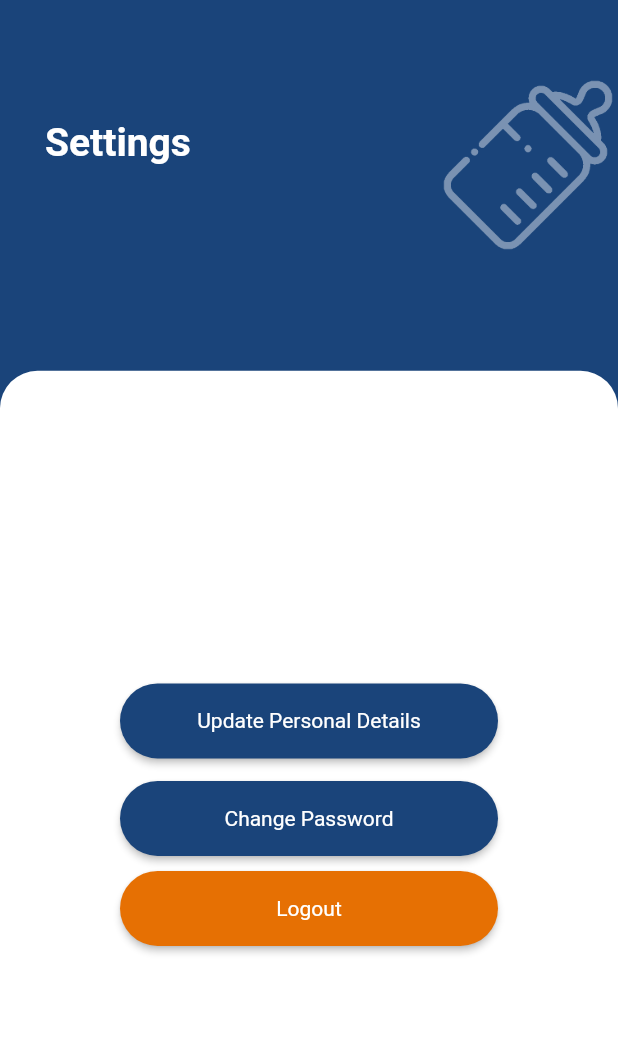
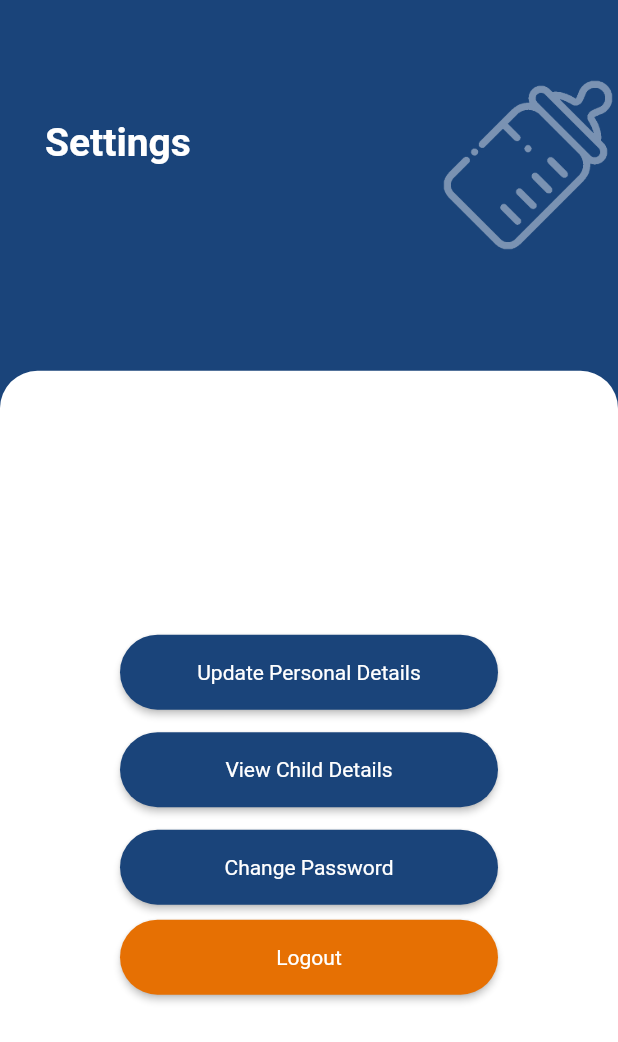
Before and after one commit to ccaian/Team-13-ITP-SE-39, a Flutter app: the SettingPage screen opened by its route, on a phone screen of 412 x 824 dp. Shown: the top 1042 px of the screen. Run offline on Flutter 3.47's test engine with Material 2 defaults, Android fonts, the phone set to English and light mode, and no system bars; our stand-ins replace circular_profile_avatar, cloud_firestore, file_picker, firebase_auth, firebase_core, firebase_database and 10 more; missing offline and left inert: image_downloader, syncfusion_flutter_pdfviewer; accounts and stored records are empty.

Commit message:
/Darrell/Development Update v1.1
- Fenton Chart requirement set aside (Not deleted in code source)

- Included child profile for viewing of gestation date of the child

- upgraded dependencies

```diff
--- a/lib/growthpage.dart
+++ b/lib/growthpage.dart
@@ -9,7 +9,7 @@ import 'package:shared_preferences/shared_preferences.dart';
 import 'api/pdf_api.dart';
 import 'api/pdf_growth_api.dart';
 import 'components/growth_card.dart';
-import 'fentonchart.dart';
+import 'unused/fentonchart.dart';
 
 class GrowthPage extends StatefulWidget {
   @override
--- a/lib/route_generator.dart
+++ b/lib/route_generator.dart
@@ -1,9 +1,9 @@
 import 'package:flutter/material.dart';
 import 'package:growth_app/adminpin.dart';
 import 'package:growth_app/changepassword.dart';
+import 'package:growth_app/childprofile.dart';
 import 'package:growth_app/developmentdomain.dart';
 import 'package:growth_app/dischargechecklist.dart';
-import 'package:growth_app/fentonchart.dart';
 import 'package:growth_app/login.dart';
 import 'package:growth_app/main.dart';
 import 'package:growth_app/milestoneguidance.dart';
@@ -39,6 +39,8 @@ class RouteGenerator {
         return MaterialPageRoute(builder: (_) => RegisterPage());
       case '/userProfile':
         return MaterialPageRoute(builder: (_) => UserProfilePage());
+      case '/childProfile':
+        return MaterialPageRoute(builder: (_) => ChildProfilePage());
       case '/changePassword':
         return MaterialPageRoute(builder: (_) => ChangePasswordPage());
       case '/changeAdminPIN':
--- a/lib/setting.dart
+++ b/lib/setting.dart
@@ -82,6 +82,34 @@ class _SettingPageState extends State<SettingPage> {
                                     onPressed: () {
                                       Navigator.of(context)
                                           .pushNamed("/userProfile");
+                                    },
+                                  )))
+                        ]),
+                    Row(
+                        mainAxisAlignment: MainAxisAlignment.center,
+                        children: <Widget>[
+                          Expanded(
+                              child: Padding(
+                                  padding: const EdgeInsets.fromLTRB(
+                                      80.0, 15.0, 80.0, 0.0),
+                                  child: ElevatedButton(
+                                    style: ElevatedButton.styleFrom(
+                                      primary: mainTheme,
+                                      minimumSize: Size(50, 50),
+                                      shape: shape,
+                                    ),
+                                    child: Text(
+                                      "View Child Details",
+                                      textAlign: TextAlign.center,
+                                      style: TextStyle(
+                                        fontSize: 14.0,
+                                        fontWeight: FontWeight.normal,
+                                        color: Colors.white,
+                                      ),
+                                    ),
+                                    onPressed: () {
+                                      Navigator.of(context)
+                                          .pushNamed("/childProfile");
                                     },
                                   )))
                         ]),
--- a/lib/unused/workerhome.dart
+++ b/lib/unused/workerhome.dart
@@ -6,7 +6,6 @@ import 'package:growth_app/scorehistory.dart';
 import 'package:growth_app/theme/colors.dart';
 import 'package:growth_app/wellbeingsurvey.dart';
 import 'package:growth_app/unused/workerdischargechecklist.dart';
-import 'package:growth_app/workerforum.dart';
 import 'package:growth_app/workerselfamily.dart';
 import 'package:shared_preferences/shared_preferences.dart';
 
```
Also changed, not shown: lib/childprofile.dart (added, +142 -0 lines), lib/unused/fentonchart.dart (renamed from lib/fentonchart.dart), pubspec.lock, 2 other files.
